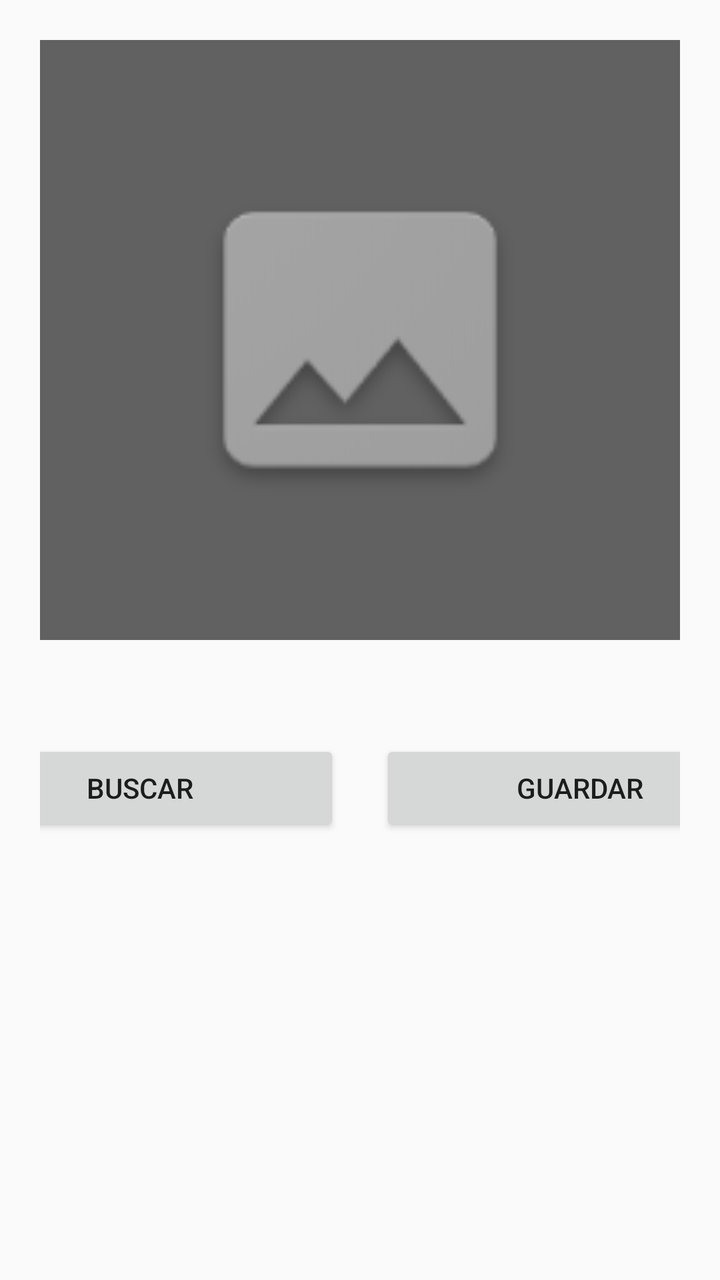
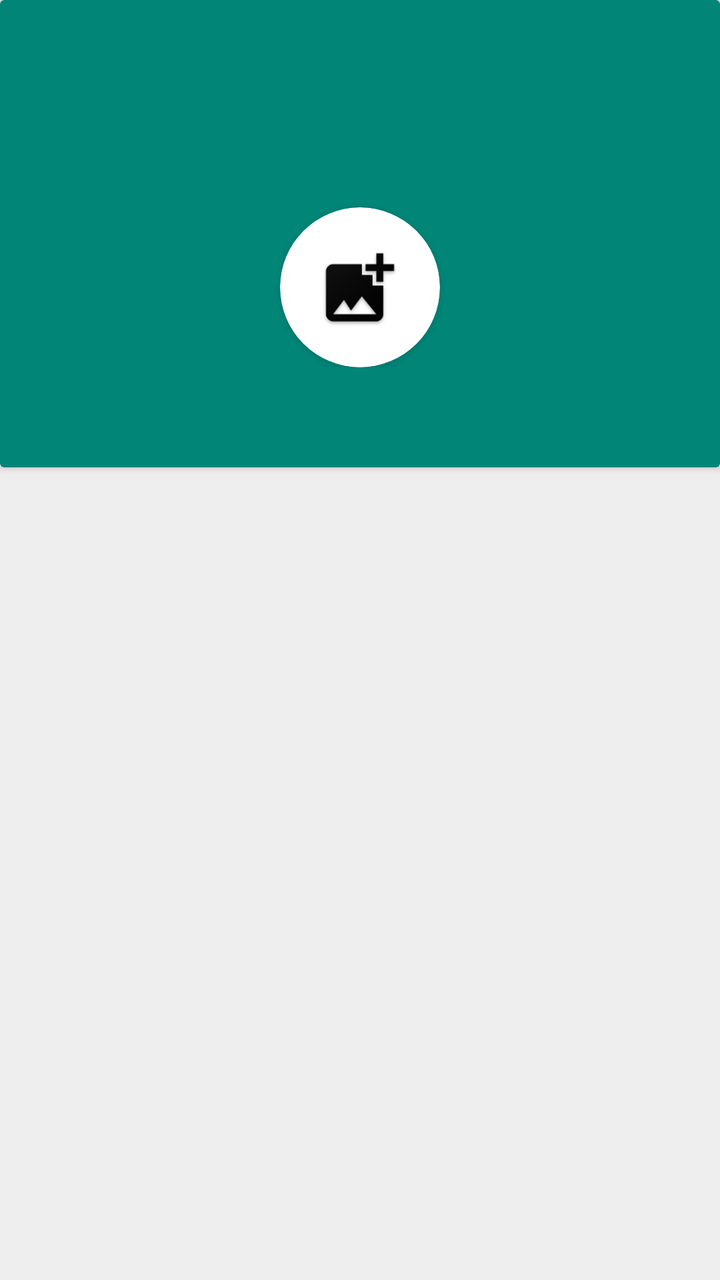

Screens rendered from an Android XML layout before and after an edit, with the pre-edit source and the edit as a unified diff.
<!-- AndroidManifest.xml: application theme AppTheme -->
<!-- res/layout/fragment_uploads.xml -->
<?xml version="1.0" encoding="utf-8"?>
<LinearLayout xmlns:android="http://schemas.android.com/apk/res/android"
    xmlns:tools="http://schemas.android.com/tools"
    android:layout_width="match_parent"
    android:layout_height="match_parent"
    tools:context=".UploadsFragment"
    android:padding="20dp"
    android:orientation="vertical">


    <ImageView android:id="@+id/img"
        android:layout_width="match_parent"
        android:layout_height="0dp"
        android:layout_weight="1"
        android:scaleType="fitXY"
        android:src="@drawable/image"
        android:background="@color/grey_700"/>

    <LinearLayout
        android:layout_width="match_parent"
        android:layout_height="0dp"
        android:layout_weight="1"
        android:orientation="vertical"
        android:paddingTop="50dp">

        <LinearLayout
            android:layout_width="match_parent"
            android:layout_height="wrap_content"
            android:orientation="horizontal"
            android:gravity="center_horizontal">

            <Button android:id="@+id/btnSelect"
                android:layout_width="200dp"
                android:layout_height="wrap_content"
                android:layout_marginRight="10dp"
                android:text="Buscar"/>

            <Button android:id="@+id/btnUpload"
                android:layout_width="200dp"
                android:layout_height="wrap_content"
                android:layout_marginLeft="10dp"
                android:text="Guardar"/>
        </LinearLayout>

        <LinearLayout android:id="@+id/llProgress"
            android:layout_width="match_parent"
            android:layout_height="wrap_content"
            android:orientation="vertical"
            android:gravity="center"
            android:visibility="gone">

            <ProgressBar
                android:layout_width="80dp"
                android:layout_height="80dp"
                android:layout_margin="20dp"/>

            <TextView android:id="@+id/tvProgress"
                android:layout_width="match_parent"
                android:layout_height="wrap_content"
                android:gravity="center"
                android:text=""
                android:textStyle="bold"/>
        </LinearLayout>

    </LinearLayout>




</LinearLayout>
<!-- resources referenced by this layout -->
<resources>
  <color name="grey_700">#616161</color>
  <!-- drawable image: png bitmap (drawable, 5831 bytes) -->
  <style name="AppTheme" parent="Theme.AppCompat.Light.DarkActionBar">
          
          <item name="colorPrimary">@color/colorPrimary</item>
          <item name="colorPrimaryDark">@color/colorPrimaryDark</item>
          <item name="colorAccent">@color/colorAccent</item>
      </style>
  <color name="colorPrimary">#008577</color>
  <color name="colorPrimaryDark">#00574B</color>
  <color name="colorAccent">#D81B60</color>
</resources>

<!-- the commit's change to res/layout/fragment_uploads.xml (unified diff, before → after) -->
@@ -3,63 +3,117 @@
     xmlns:tools="http://schemas.android.com/tools"
     android:layout_width="match_parent"
     android:layout_height="match_parent"
+    xmlns:app="http://schemas.android.com/apk/res-auto"
     tools:context=".UploadsFragment"
-    android:padding="20dp"
-    android:orientation="vertical">
+    android:orientation="vertical"
+    android:background="@color/grey_200">
 
-
-    <ImageView android:id="@+id/img"
+    <android.support.v7.widget.CardView
         android:layout_width="match_parent"
-        android:layout_height="0dp"
-        android:layout_weight="1"
-        android:scaleType="fitXY"
-        android:src="@drawable/image"
-        android:background="@color/grey_700"/>
-
-    <LinearLayout
-        android:layout_width="match_parent"
-        android:layout_height="0dp"
-        android:layout_weight="1"
-        android:orientation="vertical"
-        android:paddingTop="50dp">
+        android:layout_height="wrap_content"
+        app:cardBackgroundColor="@color/colorPrimary">
 
         <LinearLayout
             android:layout_width="match_parent"
             android:layout_height="wrap_content"
-            android:orientation="horizontal"
-            android:gravity="center_horizontal">
+            android:orientation="vertical"
+            android:padding="50dp">
 
-            <Button android:id="@+id/btnSelect"
-                android:layout_width="200dp"
+            <TextView android:id="@+id/tvDescription"
+                android:layout_width="match_parent"
                 android:layout_height="wrap_content"
-                android:layout_marginRight="10dp"
-                android:text="Buscar"/>
+                android:textSize="25sp"
+                android:textStyle="bold"
+                android:text=""
+                android:textColor="@color/white"/>
 
-            <Button android:id="@+id/btnUpload"
-                android:layout_width="200dp"
-                android:layout_height="wrap_content"
-                android:layout_marginLeft="10dp"
-                android:text="Guardar"/>
-        </LinearLayout>
 
-        <LinearLayout android:id="@+id/llProgress"
-            android:layout_width="match_parent"
-            android:layout_height="wrap_content"
-            android:orientation="vertical"
-            android:gravity="center"
-            android:visibility="gone">
-
-            <ProgressBar
+            <android.support.v7.widget.CardView
+                android:id="@+id/btnAddImage"
                 android:layout_width="80dp"
                 android:layout_height="80dp"
-                android:layout_margin="20dp"/>
+                app:cardCornerRadius="40dp"
+                android:layout_gravity="center_horizontal"
+                android:layout_marginTop="20dp">
 
-            <TextView android:id="@+id/tvProgress"
+                <ImageView
+                    android:layout_width="match_parent"
+                    android:layout_height="match_parent"
+                    android:src="@drawable/add_image"
+                    android:padding="10dp"/>
+
+            </android.support.v7.widget.CardView>
+
+        </LinearLayout>
+    </android.support.v7.widget.CardView>
+
+    <android.support.v7.widget.RecyclerView
+        android:layout_width="match_parent"
+        android:layout_height="0dp"
+        android:layout_weight="1"/>
+
+
+
+    <LinearLayout
+        android:layout_width="match_parent"
+        android:layout_height="wrap_content"
+        android:orientation="vertical"
+        android:visibility="gone">
+
+        <ImageView android:id="@+id/img"
+            android:layout_width="match_parent"
+            android:layout_height="0dp"
+            android:layout_weight="1"
+            android:scaleType="fitXY"
+            android:src="@drawable/image"
+            android:background="@color/grey_700"/>
+
+        <LinearLayout
+            android:layout_width="match_parent"
+            android:layout_height="0dp"
+            android:layout_weight="1"
+            android:orientation="vertical"
+            android:paddingTop="50dp">
+
+            <LinearLayout
                 android:layout_width="match_parent"
                 android:layout_height="wrap_content"
+                android:orientation="horizontal"
+                android:gravity="center_horizontal">
+
+                <Button android:id="@+id/btnSelect"
+                    android:layout_width="200dp"
+                    android:layout_height="wrap_content"
+                    android:layout_marginRight="10dp"
+                    android:text="Buscar"/>
+
+                <Button android:id="@+id/btnUpload"
+                    android:layout_width="200dp"
+                    android:layout_height="wrap_content"
+                    android:layout_marginLeft="10dp"
+                    android:text="Guardar"/>
+            </LinearLayout>
+
+            <LinearLayout android:id="@+id/llProgress"
+                android:layout_width="match_parent"
+                android:layout_height="wrap_content"
+                android:orientation="vertical"
                 android:gravity="center"
-                android:text=""
-                android:textStyle="bold"/>
+                android:visibility="gone">
+
+                <ProgressBar
+                    android:layout_width="80dp"
+                    android:layout_height="80dp"
+                    android:layout_margin="20dp"/>
+
+                <TextView android:id="@+id/tvProgress"
+                    android:layout_width="match_parent"
+                    android:layout_height="wrap_content"
+                    android:gravity="center"
+                    android:text=""
+                    android:textStyle="bold"/>
+            </LinearLayout>
+
         </LinearLayout>
 
     </LinearLayout>
@@ -67,4 +121,5 @@
 
 
 
+
 </LinearLayout>
<!-- resource entries referenced after the edit -->
@@ -1,6 +1,8 @@
 <!-- resources referenced by this layout -->
 <resources>
   <color name="grey_700">#616161</color>
+  <color name="white">#FFFFFF</color>
+  <!-- drawable add_image: png bitmap (drawable, 8161 bytes) -->
   <!-- drawable image: png bitmap (drawable, 5831 bytes) -->
   <style name="AppTheme" parent="Theme.AppCompat.Light.DarkActionBar">
           
@@ -9,6 +11,7 @@
           <item name="colorAccent">@color/colorAccent</item>
       </style>
   <color name="colorPrimary">#008577</color>
+  <color name="grey_200">#EEEEEE</color>
   <color name="colorPrimaryDark">#00574B</color>
   <color name="colorAccent">#D81B60</color>
 </resources>
